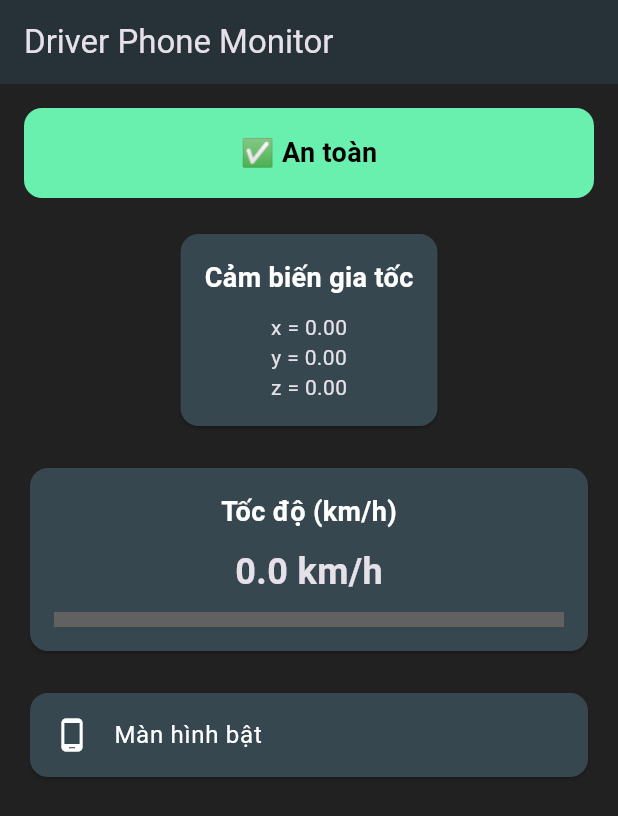
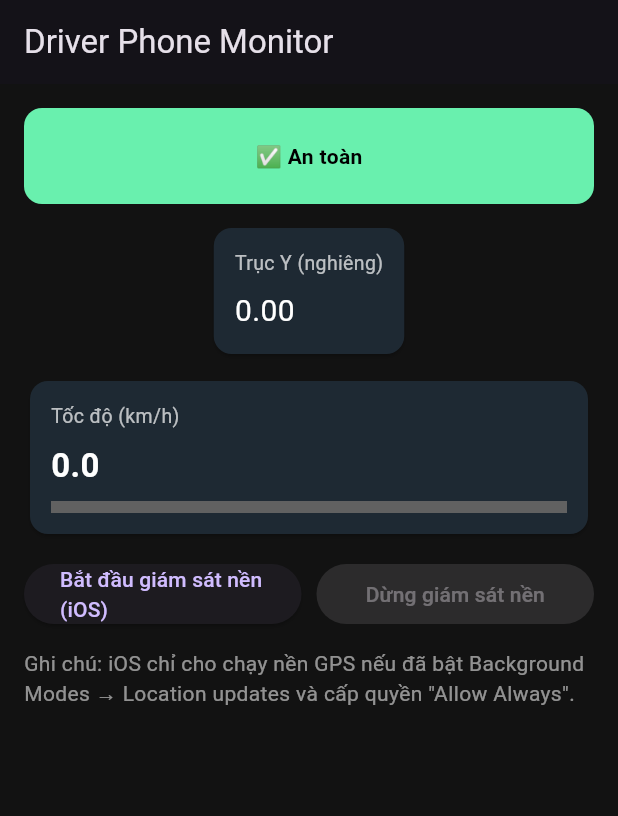
Before and after one commit to nguyenquangnam1988vt-eng/flutter_app, a Flutter app: the screen it shows after launch, on a phone screen of 412 x 824 dp. Shown: the top 816 px of the screen. Run offline on Flutter 3.47's test engine with Material 3 defaults, Android fonts, the light colour scheme and no system bars; our stand-ins replace audioplayers, flutter_local_notifications, geolocator, permission_handler, sensors_plus, vibration.

Commit message:
update something

```diff
--- a/lib/main.dart
+++ b/lib/main.dart
@@ -1,195 +1,288 @@
+import 'dart:async';
 import 'package:flutter/material.dart';
+import 'package:flutter/services.dart';
 import 'package:sensors_plus/sensors_plus.dart';
 import 'package:geolocator/geolocator.dart';
+import 'package:permission_handler/permission_handler.dart';
 import 'package:vibration/vibration.dart';
-import 'package:permission_handler/permission_handler.dart';
+import 'package:audioplayers/audioplayers.dart';
+import 'package:flutter_local_notifications/flutter_local_notifications.dart';
 
 void main() {
-  runApp(MyApp());
+  WidgetsFlutterBinding.ensureInitialized();
+  runApp(const MyApp());
 }
 
+const MethodChannel _nativeChannel = MethodChannel('driver_monitor/native');
+
 class MyApp extends StatelessWidget {
+  const MyApp({super.key});
   @override
   Widget build(BuildContext context) {
     return MaterialApp(
       title: 'Driver Phone Monitor',
-      theme: ThemeData(
-        primarySwatch: Colors.blue,
-        brightness: Brightness.dark,
+      theme: ThemeData.dark().copyWith(
+        primaryColor: Colors.blue,
+        scaffoldBackgroundColor: const Color(0xFF121212),
       ),
-      home: Dashboard(),
+      home: const Dashboard(),
       debugShowCheckedModeBanner: false,
     );
   }
 }
 
 class Dashboard extends StatefulWidget {
+  const Dashboard({super.key});
   @override
   State<Dashboard> createState() => _DashboardState();
 }
 
-class _DashboardState extends State<Dashboard> with SingleTickerProviderStateMixin {
+class _DashboardState extends State<Dashboard> {
+  // sensors
   double x = 0, y = 0, z = 0;
+  // gps
   double speed = 0;
-  bool screenOn = true; // Giả lập
+  // ui
   bool alert = false;
+  bool monitoringBackground = false;
+
+  // audio
+  final AudioPlayer _audioPlayer = AudioPlayer();
+
+  // local notifications (for foreground convenience)
+  final FlutterLocalNotificationsPlugin _localNotif = FlutterLocalNotificationsPlugin();
+
+  StreamSubscription<AccelerometerEvent>? _accelSub;
+  StreamSubscription<Position>? _posSub;
 
   @override
   void initState() {
     super.initState();
+    _initNotifications();
+    _setupNativeCallback();
     _requestPermissions();
-    _listenSensors();
-    _listenLocation();
+    _startSensors();
+    _startLocationForeground();
   }
 
+  @override
+  void dispose() {
+    _accelSub?.cancel();
+    _posSub?.cancel();
+    _audioPlayer.dispose();
+    super.dispose();
+  }
+
+  Future<void> _initNotifications() async {
+    const android = AndroidInitializationSettings('@mipmap/ic_launcher');
+    const iOS = DarwinInitializationSettings();
+    await _localNotif.initialize(const InitializationSettings(android: android, iOS: iOS));
+  }
+
+  void _setupNativeCallback() {
+    _nativeChannel.setMethodCallHandler((call) async {
+      if (call.method == 'backgroundSpeedAlert') {
+        final args = call.arguments as Map<dynamic, dynamic>?;
+        final speed = (args?['speed'] ?? 0).toDouble();
+        // Show a local notification and in-app banner if foreground
+        _showLocalAlertFromNative(speed);
+      }
+    });
+  }
+
+  Future<void> _showLocalAlertFromNative(double speed) async {
+    const androidDetails = AndroidNotificationDetails(
+      'bg_alerts', 'Background Alerts',
+      channelDescription: 'Alerts from native when speed threshold exceeded',
+      importance: Importance.max,
+      priority: Priority.high,
+      playSound: true,
+    );
+    const iOSDetails = DarwinNotificationDetails();
+    const details = NotificationDetails(android: androidDetails, iOS: iOSDetails);
+    await _localNotif.show(999, 'Cảnh báo (nền)', 'Tốc độ ${speed.toStringAsFixed(1)} km/h — mở app để kiểm tra', details);
+    if (await Vibration.hasVibrator() ?? false) Vibration.vibrate(duration: 800);
+  }
+
+  // Request permissions (foreground); for iOS background Always permission: we will call native startBackground that triggers requestAlwaysAuthorization
   Future<void> _requestPermissions() async {
-    await Permission.location.request();
+    // location when in use
+    var status = await Permission.locationWhenInUse.request();
+    if (!status.isGranted) {
+      // user denied; we continue but gps won't work
+    }
+    // sensors permission (Android)
     await Permission.sensors.request();
   }
 
-  void _listenSensors() {
-    accelerometerEvents.listen((event) {
+  void _startSensors() {
+    _accelSub = accelerometerEvents.listen((event) {
       setState(() {
         x = event.x;
         y = event.y;
         z = event.z;
       });
-      _checkAlert();
+      _evaluateAlert();
     });
   }
 
-  void _listenLocation() async {
+  void _startLocationForeground() async {
+    // check service & permission
     bool serviceEnabled = await Geolocator.isLocationServiceEnabled();
-    if (!serviceEnabled) return;
+    if (!serviceEnabled) {
+      // optionally open settings
+      return;
+    }
 
-    Geolocator.getPositionStream(
-      locationSettings: const LocationSettings(
-        accuracy: LocationAccuracy.high,
-        distanceFilter: 1,
-      ),
-    ).listen((Position position) {
+    LocationPermission p = await Geolocator.checkPermission();
+    if (p == LocationPermission.denied) {
+      p = await Geolocator.requestPermission();
+    }
+    if (p == LocationPermission.deniedForever || p == LocationPermission.denied) {
+      // cannot get location
+      return;
+    }
+
+    const settings = LocationSettings(
+      accuracy: LocationAccuracy.bestForNavigation,
+      distanceFilter: 1,
+    );
+
+    _posSub = Geolocator.getPositionStream(locationSettings: settings).listen((pos) {
       setState(() {
-        speed = position.speed * 3.6; // m/s -> km/h
+        speed = (pos.speed >= 0) ? pos.speed * 3.6 : 0.0;
       });
-      _checkAlert();
+      _evaluateAlert();
     });
   }
 
-  void _checkAlert() {
-    bool isTilted = (x.abs() > 3 || y.abs() > 3); // điều chỉnh theo cảm biến
-    bool overSpeed = speed > 30; // >30 km/h
+  // call native to start background location (iOS). Native will request Always permission and start updates.
+  Future<void> startBackgroundMonitoring() async {
+    try {
+      final res = await _nativeChannel.invokeMethod('startBackground');
+      setState(() => monitoringBackground = true);
+    } on PlatformException catch (e) {
+      debugPrint('startBackground failed: $e');
+    }
+  }
 
-    if (isTilted && screenOn && overSpeed) {
-      if (!alert) Vibration.vibrate(duration: 1000);
-      setState(() {
-        alert = true;
-      });
-      print("⚠️ Cảnh báo: Không sử dụng điện thoại khi lái xe!");
+  Future<void> stopBackgroundMonitoring() async {
+    try {
+      await _nativeChannel.invokeMethod('stopBackground');
+      setState(() => monitoringBackground = false);
+    } on PlatformException catch (e) {
+      debugPrint('stopBackground failed: $e');
+    }
+  }
+
+  // Evaluation: based on trục Y (user asked), speed > 30, and screenOn (we treat as true because iOS won't expose)
+  void _evaluateAlert() {
+    final bool isTiltedY = y.abs() > 4.0; // threshold you wanted
+    final bool overSpeed = speed > 30.0;
+
+    if (isTiltedY && overSpeed) {
+      if (!alert) {
+        _triggerForegroundAlert();
+      }
+      setState(() => alert = true);
     } else {
-      setState(() {
-        alert = false;
+      if (alert) {
+        _stopAlertActions();
+      }
+      setState(() => alert = false);
+    }
+  }
+
+  Future<void> _triggerForegroundAlert() async {
+    // vibration
+    if (await Vibration.hasVibrator() ?? false) Vibration.vibrate(duration: 1500);
+
+    // play loud alert sound (assets/alert.mp3) at max volume
+    try {
+      await _audioPlayer.setVolume(1.0);
+      await _audioPlayer.setReleaseMode(ReleaseMode.loop);
+      await _audioPlayer.play(AssetSource('alert.mp3'));
+    } catch (_) {}
+
+    // show in-app dialog (if app is foreground)
+    if (mounted) {
+      showDialog(context: context, builder: (c) {
+        return AlertDialog(
+          title: const Text('Cảnh báo'),
+          content: const Text('Phát hiện sử dụng điện thoại khi phương tiện đang di chuyển. Vui lòng dừng xe để sử dụng.'),
+          actions: [
+            TextButton(onPressed: () {
+              Navigator.of(c).pop();
+            }, child: const Text('OK'))
+          ],
+        );
       });
     }
   }
 
-  Color getAlertColor() => alert ? Colors.redAccent : Colors.greenAccent;
+  Future<void> _stopAlertActions() async {
+    try {
+      await _audioPlayer.stop();
+    } catch (_) {}
+    if (await Vibration.hasVibrator() ?? false) Vibration.cancel();
+  }
+
+  Widget _buildInfoCard(String title, Widget content) {
+    return Card(
+      color: const Color(0xFF1E2933),
+      shape: RoundedRectangleBorder(borderRadius: BorderRadius.circular(12)),
+      child: Padding(padding: const EdgeInsets.all(14), child: Column(crossAxisAlignment: CrossAxisAlignment.start, children: [
+        Text(title, style: const TextStyle(color: Colors.white70, fontSize: 13)),
+        const SizedBox(height: 8),
+        content
+      ])),
+    );
+  }
 
   @override
   Widget build(BuildContext context) {
+    final alertColor = alert ? Colors.redAccent : Colors.greenAccent;
     return Scaffold(
-      backgroundColor: Colors.grey[900],
-      appBar: AppBar(
-        title: Text("Driver Phone Monitor"),
-        backgroundColor: Colors.blueGrey[900],
-      ),
+      appBar: AppBar(title: const Text('Driver Phone Monitor')),
       body: Padding(
         padding: const EdgeInsets.all(16.0),
-        child: Column(
-          children: [
-            // Alert Banner
-            AnimatedContainer(
-              duration: Duration(milliseconds: 500),
-              height: 60,
-              width: double.infinity,
-              decoration: BoxDecoration(
-                color: getAlertColor(),
-                borderRadius: BorderRadius.circular(12),
-              ),
-              alignment: Alignment.center,
-              child: Text(
-                alert ? "⚠️ Cảnh báo: Không sử dụng điện thoại!" : "✅ An toàn",
-                style: TextStyle(
-                  color: Colors.black,
-                  fontWeight: FontWeight.bold,
-                  fontSize: 18,
-                ),
+        child: Column(children: [
+          AnimatedContainer(
+            duration: const Duration(milliseconds: 400),
+            height: 64,
+            width: double.infinity,
+            decoration: BoxDecoration(color: alertColor, borderRadius: BorderRadius.circular(12)),
+            alignment: Alignment.center,
+            child: Text(alert ? '⚠️ CẢNH BÁO: Không dùng điện thoại khi lái xe!' : '✅ An toàn', style: const TextStyle(color: Colors.black, fontWeight: FontWeight.bold)),
+          ),
+          const SizedBox(height: 12),
+          _buildInfoCard('Trục Y (nghiêng)', Text('${y.toStringAsFixed(2)}', style: const TextStyle(fontSize: 20, color: Colors.white))),
+          const SizedBox(height: 10),
+          _buildInfoCard('Tốc độ (km/h)', Column(crossAxisAlignment: CrossAxisAlignment.start, children: [
+            Text('${speed.toStringAsFixed(1)}', style: const TextStyle(fontSize: 22, fontWeight: FontWeight.bold, color: Colors.white)),
+            const SizedBox(height: 8),
+            LinearProgressIndicator(value: (speed/100).clamp(0,1), color: alert ? Colors.redAccent : Colors.greenAccent, backgroundColor: Colors.grey[700], minHeight: 8)
+          ])),
+          const SizedBox(height: 12),
+          Row(children: [
+            Expanded(
+              child: ElevatedButton(
+                onPressed: monitoringBackground ? null : () { startBackgroundMonitoring(); },
+                child: const Text('Bắt đầu giám sát nền (iOS)'),
               ),
             ),
-            SizedBox(height: 20),
-
-            // Accelerometer Card
-            Card(
-              color: Colors.blueGrey[800],
-              shape: RoundedRectangleBorder(borderRadius: BorderRadius.circular(12)),
-              child: Padding(
-                padding: const EdgeInsets.all(16.0),
-                child: Column(
-                  children: [
-                    Text(
-                      "Cảm biến gia tốc",
-                      style: TextStyle(fontSize: 18, fontWeight: FontWeight.bold, color: Colors.white),
-                    ),
-                    SizedBox(height: 10),
-                    Text("x = ${x.toStringAsFixed(2)}"),
-                    Text("y = ${y.toStringAsFixed(2)}"),
-                    Text("z = ${z.toStringAsFixed(2)}"),
-                  ],
-                ),
-              ),
-            ),
-            SizedBox(height: 20),
-
-            // Speed Card
-            Card(
-              color: Colors.blueGrey[800],
-              shape: RoundedRectangleBorder(borderRadius: BorderRadius.circular(12)),
-              child: Padding(
-                padding: const EdgeInsets.all(16.0),
-                child: Column(
-                  children: [
-                    Text(
-                      "Tốc độ (km/h)",
-                      style: TextStyle(fontSize: 18, fontWeight: FontWeight.bold, color: Colors.white),
-                    ),
-                    SizedBox(height: 10),
-                    Text(
-                      "${speed.toStringAsFixed(1)} km/h",
-                      style: TextStyle(fontSize: 24, fontWeight: FontWeight.bold),
-                    ),
-                    SizedBox(height: 10),
-                    LinearProgressIndicator(
-                      value: (speed / 100).clamp(0, 1),
-                      color: alert ? Colors.redAccent : Colors.greenAccent,
-                      backgroundColor: Colors.grey[700],
-                      minHeight: 10,
-                    ),
-                  ],
-                ),
-              ),
-            ),
-            SizedBox(height: 20),
-
-            // Screen status
-            Card(
-              color: Colors.blueGrey[800],
-              shape: RoundedRectangleBorder(borderRadius: BorderRadius.circular(12)),
-              child: ListTile(
-                leading: Icon(screenOn ? Icons.phone_android : Icons.phone_disabled, color: Colors.white),
-                title: Text("Màn hình bật", style: TextStyle(color: Colors.white)),
-              ),
-            ),
-          ],
-        ),
+            const SizedBox(width: 10),
+            Expanded(
+              child: ElevatedButton(
+                onPressed: monitoringBackground ? () { stopBackgroundMonitoring(); } : null,
+                style: ElevatedButton.styleFrom(backgroundColor: Colors.redAccent),
+                child: const Text('Dừng giám sát nền'),
+              )
+            )
+          ]),
+          const SizedBox(height: 12),
+          const Text('Ghi chú: iOS chỉ cho chạy nền GPS nếu đã bật Background Modes → Location updates và cấp quyền "Allow Always".', style: TextStyle(color: Colors.white54))
+        ]),
       ),
     );
   }
--- a/pubspec.yaml
+++ b/pubspec.yaml
@@ -15,7 +15,8 @@ dependencies:
   geolocator: ^14.0.2
   permission_handler: ^10.4.0
   vibration: ^1.7.4
-  flutter_local_notifications: ^13.0.0
+  flutter_local_notifications: ^17.2.2
+  audioplayers: ^6.1.0
 
 dev_dependencies:
   flutter_test:
@@ -23,3 +24,6 @@ dev_dependencies:
 
 flutter:
   uses-material-design: true
+
+  assets:
+    - assets/alert.mp3
```
Also changed, not shown: pubspec.lock, 8 other files.
